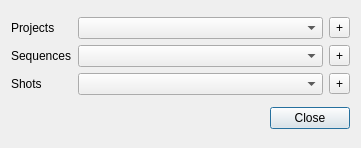
First picture: the form in oyProjectManager/ui/project_manager.ui, repository code-google-com/oyprojectmanager, before the edit.
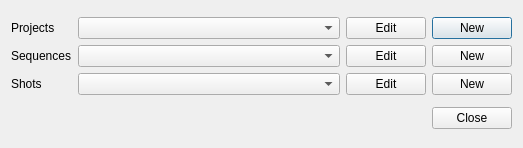
Second picture: the form after the edit.

Patch:
```diff
--- a/oyProjectManager/ui/project_manager.ui
+++ b/oyProjectManager/ui/project_manager.ui
@@ -6,7 +6,7 @@
    <rect>
     <x>0</x>
     <y>0</y>
-    <width>361</width>
+    <width>523</width>
     <height>148</height>
    </rect>
   </property>
@@ -15,7 +15,7 @@
   </property>
   <layout class="QVBoxLayout" name="verticalLayout">
    <item>
-    <layout class="QGridLayout" name="gridLayout" columnstretch="0,1,0">
+    <layout class="QGridLayout" name="gridLayout" columnstretch="0,1,0,0">
      <item row="0" column="0">
       <widget class="QLabel" name="projects_label">
        <property name="text">
@@ -26,23 +26,9 @@
      <item row="0" column="1">
       <widget class="QComboBox" name="projects_comboBox"/>
      </item>
-     <item row="0" column="2">
-      <widget class="QToolButton" name="add_project_toolButton">
-       <property name="text">
-        <string>+</string>
-       </property>
-      </widget>
-     </item>
      <item row="1" column="1">
       <widget class="QComboBox" name="sequences_comboBox"/>
      </item>
-     <item row="1" column="2">
-      <widget class="QToolButton" name="add_sequence_toolButton">
-       <property name="text">
-        <string>+</string>
-       </property>
-      </widget>
-     </item>
      <item row="1" column="0">
       <widget class="QLabel" name="sequences_label">
        <property name="text">
@@ -60,10 +46,45 @@
      <item row="2" column="1">
       <widget class="QComboBox" name="shots_comboBox"/>
      </item>
+     <item row="0" column="3">
+      <widget class="QPushButton" name="new_project_pushButton">
+       <property name="text">
+        <string>New</string>
+       </property>
+      </widget>
+     </item>
+     <item row="0" column="2">
+      <widget class="QPushButton" name="edit_project_pushButton">
+       <property name="text">
+        <string>Edit</string>
+       </property>
+      </widget>
+     </item>
+     <item row="1" column="3">
+      <widget class="QPushButton" name="new_sequence_pushButton">
+       <property name="text">
+        <string>New</string>
+       </property>
+      </widget>
+     </item>
+     <item row="1" column="2">
+      <widget class="QPushButton" name="edit_sequence_pushButton">
+       <property name="text">
+        <string>Edit</string>
+       </property>
+      </widget>
+     </item>
      <item row="2" column="2">
-      <widget class="QToolButton" name="add_shots_toolButton">
+      <widget class="QPushButton" name="edit_shot_pushButton">
        <property name="text">
-        <string>+</string>
+        <string>Edit</string>
+       </property>
+      </widget>
+     </item>
+     <item row="2" column="3">
+      <widget class="QPushButton" name="new_shots_pushButton">
+       <property name="text">
+        <string>New</string>
        </property>
       </widget>
      </item>
```
